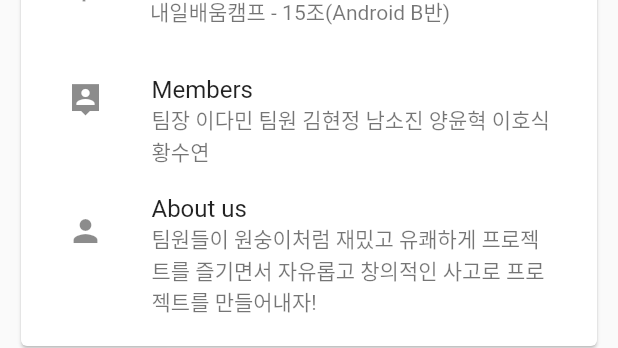
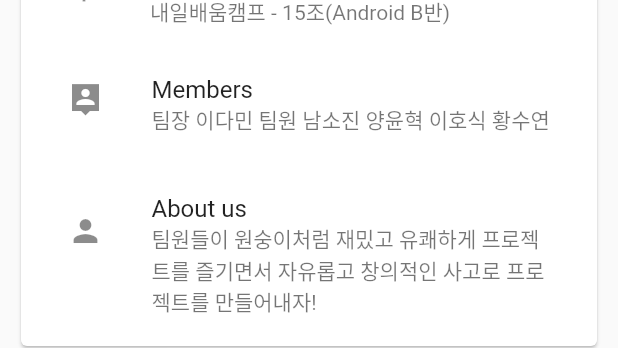
Before and after one commit to kkomin/FlyingMonkey, a Flutter app: the UserInfo widget shown alone on an empty page, opened directly, on a phone screen of 412 x 824 dp. Shown: the part 197-545 px from the top of the screen. Run offline on Flutter 3.47's test engine with Material 2 defaults, Android fonts, the phone set to English and light mode, and no system bars; network calls fail; key blocks and very long unbroken strings in the code were emptied for the run.

Commit message:
Test push

```diff
--- a/lib/intro_page.dart
+++ b/lib/intro_page.dart
@@ -144,7 +144,7 @@ class UserInfo extends StatelessWidget {
                       ListTile(
                         leading: Icon(Icons.person_pin_sharp),
                         title: Text("Members"),
-                        subtitle: Text("팀장 이다민 팀원 김현정 남소진 양윤혁 이호식 황수연"),
+                        subtitle: Text("팀장 이다민 팀원 남소진 양윤혁 이호식 황수연"),
                         isThreeLine: true,
                       ),
                       ListTile(
```
